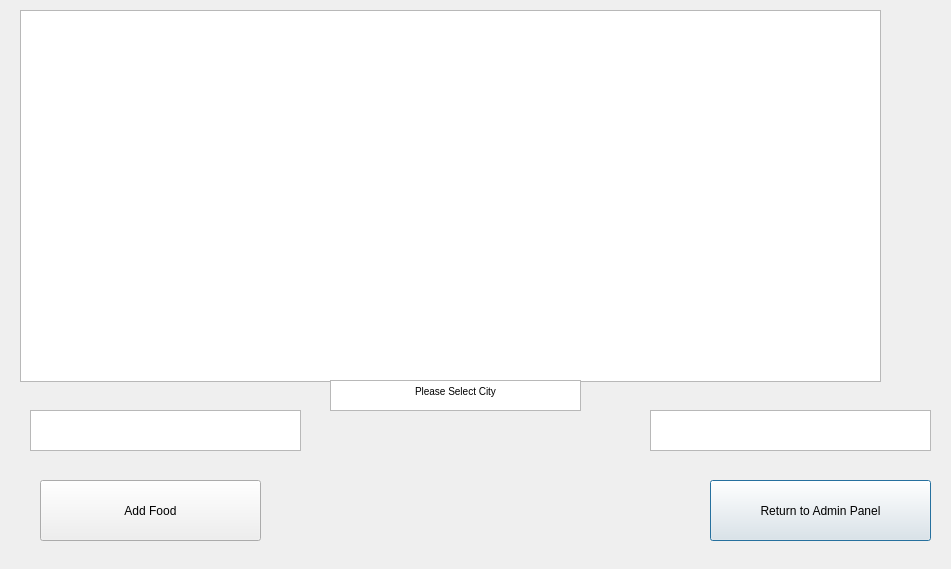
The-afroman/CS1D-vacation-project, file addfood.ui: the form before one commit.
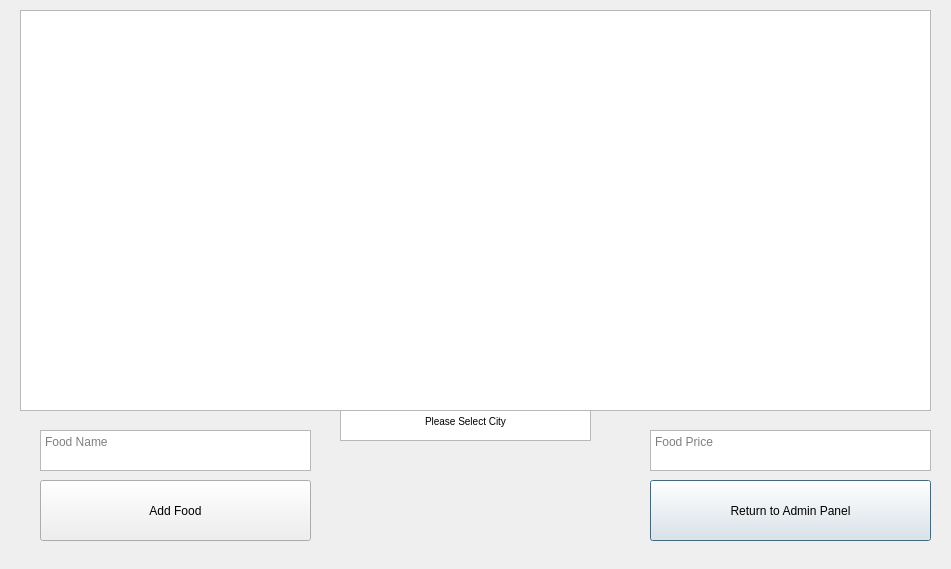
The form after the commit.

Commit message:
Updated UI and added Placeholder Texts
Updated Admin Panel UI along with submenus for more cohesive usage

```diff
--- a/addfood.ui
+++ b/addfood.ui
@@ -16,9 +16,9 @@
   <widget class="QPushButton" name="pushButton_2">
    <property name="geometry">
     <rect>
-     <x>710</x>
+     <x>650</x>
      <y>480</y>
-     <width>221</width>
+     <width>281</width>
      <height>61</height>
     </rect>
    </property>
@@ -31,8 +31,8 @@
     <rect>
      <x>20</x>
      <y>10</y>
-     <width>861</width>
-     <height>372</height>
+     <width>911</width>
+     <height>401</height>
     </rect>
    </property>
    <property name="maximumSize">
@@ -50,7 +50,7 @@
     <rect>
      <x>40</x>
      <y>480</y>
-     <width>221</width>
+     <width>271</width>
      <height>61</height>
     </rect>
    </property>
@@ -61,32 +61,41 @@
   <widget class="QPlainTextEdit" name="plainTextEdit">
    <property name="geometry">
     <rect>
-     <x>30</x>
-     <y>410</y>
+     <x>40</x>
+     <y>430</y>
      <width>271</width>
      <height>41</height>
     </rect>
    </property>
+   <property name="placeholderText">
+    <string>Food Name</string>
+   </property>
   </widget>
   <widget class="QPlainTextEdit" name="plainTextEdit_2">
    <property name="geometry">
     <rect>
      <x>650</x>
-     <y>410</y>
+     <y>430</y>
      <width>281</width>
      <height>41</height>
     </rect>
    </property>
+   <property name="placeholderText">
+    <string>Food Price</string>
+   </property>
   </widget>
   <widget class="QTextBrowser" name="textBrowser">
    <property name="geometry">
     <rect>
-     <x>330</x>
-     <y>380</y>
+     <x>340</x>
+     <y>410</y>
      <width>251</width>
      <height>31</height>
     </rect>
    </property>
+   <property name="autoFillBackground">
+    <bool>false</bool>
+   </property>
    <property name="html">
     <string>&lt;!DOCTYPE HTML PUBLIC &quot;-//W3C//DTD HTML 4.0//EN&quot; &quot;http://www.w3.org/TR/REC-html40/strict.dtd&quot;&gt;
 &lt;html&gt;&lt;head&gt;&lt;meta name=&quot;qrichtext&quot; content=&quot;1&quot; /&gt;&lt;style type=&quot;text/css&quot;&gt;
```
The commit also changes 2 other files.
